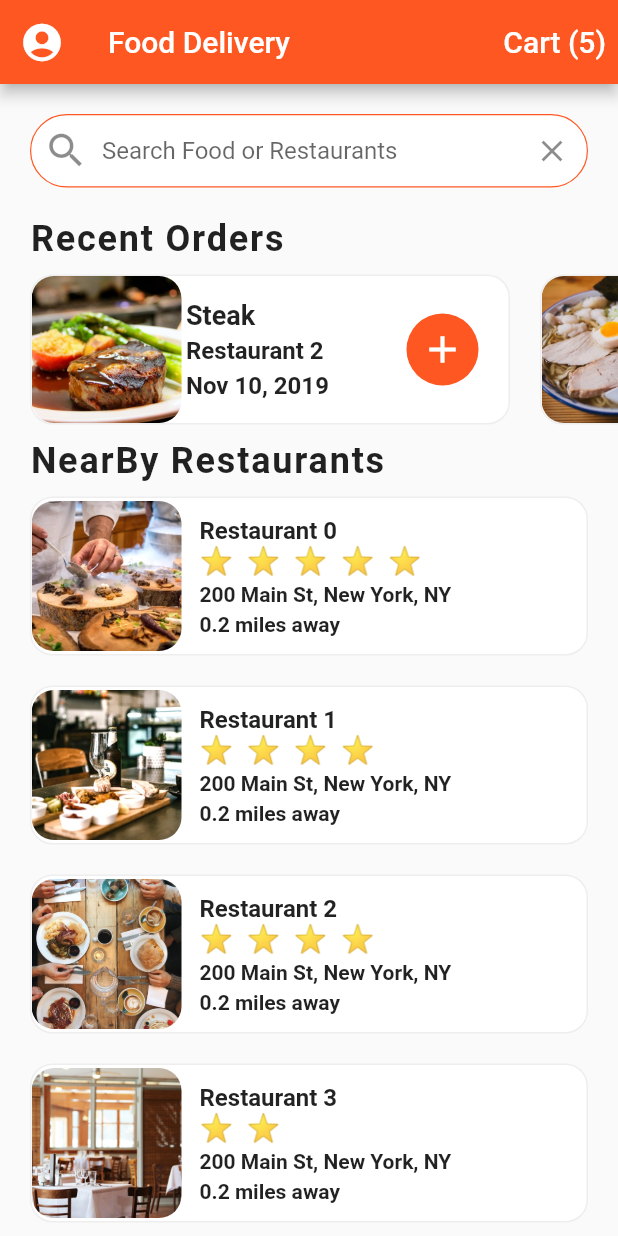
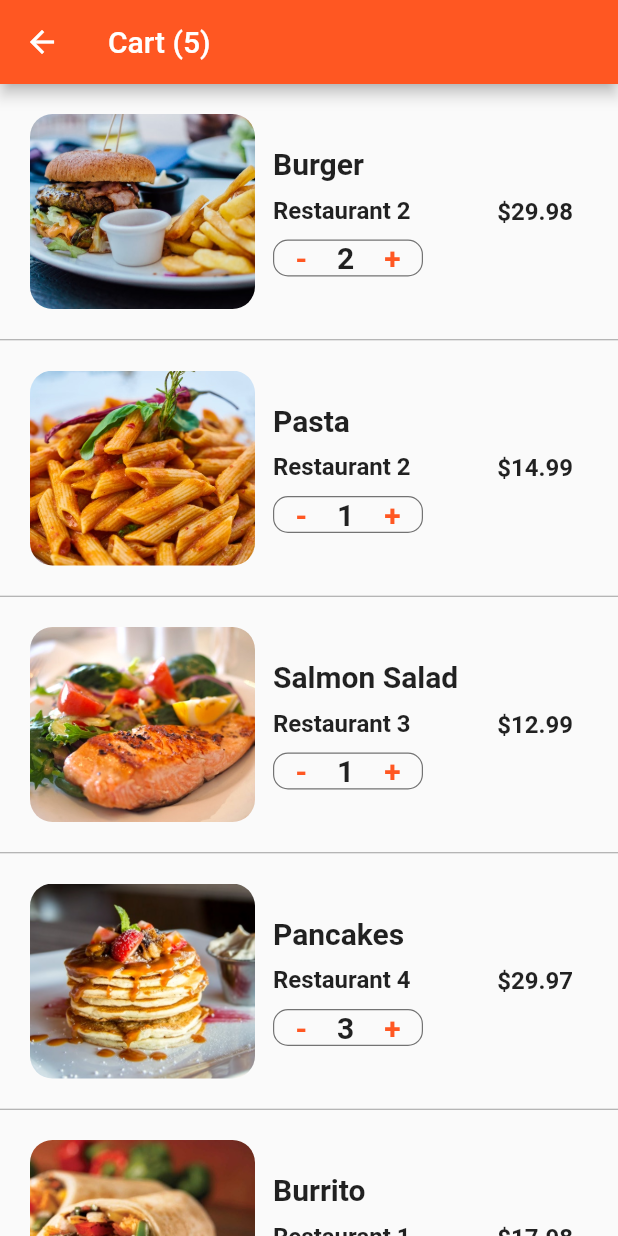
Before and after one commit to sebastienBellon/food_delivery_flutter, a Flutter app: the screen it shows after launch, after a tap on an icon or button, on a phone screen of 412 x 824 dp. Run offline on Flutter 3.47's test engine with Material 2 defaults, Android fonts, the phone set to English and light mode, and no system bars.

Commit message:
✨ introduced cart screen

```diff
--- /dev/null
+++ b/lib/screens/cart_screen.dart
@@ -0,0 +1,150 @@
+import 'package:flutter/material.dart';
+
+import '../data/data.dart';
+import '../models/order.dart';
+
+class CartScreen extends StatefulWidget {
+  CartScreen({Key? key}) : super(key: key);
+
+  @override
+  State<CartScreen> createState() => _CartScreenState();
+}
+
+class _CartScreenState extends State<CartScreen> {
+  _buildCartItem(Order order) {
+    return Container(
+      padding: EdgeInsets.all(20.0),
+      height: 170.0,
+      child: Row(
+        children: [
+          Expanded(
+            child: Row(
+              children: [
+                Container(
+                  width: 150.0,
+                  decoration: BoxDecoration(
+                    borderRadius: BorderRadius.circular(15.0),
+                    image: DecorationImage(
+                      image: AssetImage(order.food.imageUrl),
+                      fit: BoxFit.cover,
+                    ),
+                  ),
+                ),
+                Expanded(
+                  child: Container(
+                    margin: EdgeInsets.all(12.0),
+                    child: Column(
+                      mainAxisAlignment: MainAxisAlignment.center,
+                      crossAxisAlignment: CrossAxisAlignment.start,
+                      children: [
+                        Text(
+                          order.food.name,
+                          style: TextStyle(
+                            fontSize: 20.0,
+                            fontWeight: FontWeight.bold,
+                          ),
+                          overflow: TextOverflow.ellipsis,
+                        ),
+                        SizedBox(height: 10.0),
+                        Text(
+                          order.restaurant.name,
+                          style: TextStyle(
+                            fontSize: 16.0,
+                            fontWeight: FontWeight.w600,
+                          ),
+                          overflow: TextOverflow.ellipsis,
+                        ),
+                        SizedBox(height: 10.0),
+                        Container(
+                          width: 100.0,
+                          decoration: BoxDecoration(
+                            borderRadius: BorderRadius.circular(10.0),
+                            border: Border.all(
+                              width: 0.8,
+                              color: Colors.black54,
+                            ),
+                          ),
+                          child: Row(
+                            mainAxisAlignment: MainAxisAlignment.center,
+                            children: [
+                              GestureDetector(
+                                onTap: () {},
+                                child: Text(
+                                  '-',
+                                  style: TextStyle(
+                                    color: Theme.of(context).primaryColor,
+                                    fontSize: 20.0,
+                                    fontWeight: FontWeight.w600,
+                                  ),
+                                ),
+                              ),
+                              SizedBox(width: 20.0),
+                              Text(
+                                order.quantity.toString(),
+                                style: TextStyle(
+                                  fontSize: 20.0,
+                                  fontWeight: FontWeight.w600,
+                                ),
+                              ),
+                              SizedBox(width: 20.0),
+                              GestureDetector(
+                                onTap: () {},
+                                child: Text(
+                                  '+',
+                                  style: TextStyle(
+                                    color: Theme.of(context).primaryColor,
+                                    fontSize: 20.0,
+                                    fontWeight: FontWeight.w600,
+                                  ),
+                                ),
+                              )
+                            ],
+                          ),
+                        ),
+                      ],
+                    ),
+                  ),
+                )
+              ],
+            ),
+          ),
+          Container(
+            margin: EdgeInsets.all(10.0),
+            child: Text(
+              '\$${order.quantity * order.food.price}',
+              style: TextStyle(
+                fontSize: 16.0,
+                fontWeight: FontWeight.w600,
+              ),
+            ),
+          ),
+        ],
+      ),
+    );
+  }
+
+  @override
+  Widget build(BuildContext context) {
+    return Scaffold(
+      appBar: AppBar(
+        title: Text(
+          'Cart (${currentUser.cart.length})',
+          style: TextStyle(fontSize: 20.0),
+        ),
+      ),
+      body: ListView.separated(
+        itemCount: currentUser.cart.length,
+        itemBuilder: (BuildContext context, int index) {
+          Order order = currentUser.cart[index];
+          return _buildCartItem(order);
+        },
+        separatorBuilder: (BuildContext context, int index) {
+          return Divider(
+            height: 1.0,
+            color: Colors.grey,
+          );
+        },
+      ),
+    );
+  }
+}
--- a/lib/screens/home_screen.dart
+++ b/lib/screens/home_screen.dart
@@ -4,6 +4,7 @@ import '../data/data.dart';
 import '../models/restaurant.dart';
 import '../widgets/rating_stars.dart';
 import '../widgets/recent_orders.dart';
+import 'cart_screen.dart';
 import 'restaurant_screen.dart';
 
 class HomeScreen extends StatefulWidget {
@@ -109,7 +110,12 @@ class _HomeScreenState extends State<HomeScreen> {
             style: TextButton.styleFrom(
               primary: Colors.white,
             ),
-            onPressed: () {},
+            onPressed: () => Navigator.push(
+              context,
+              MaterialPageRoute(
+                builder: (_) => CartScreen(),
+              ),
+            ),
           ),
         ],
       ),
```
